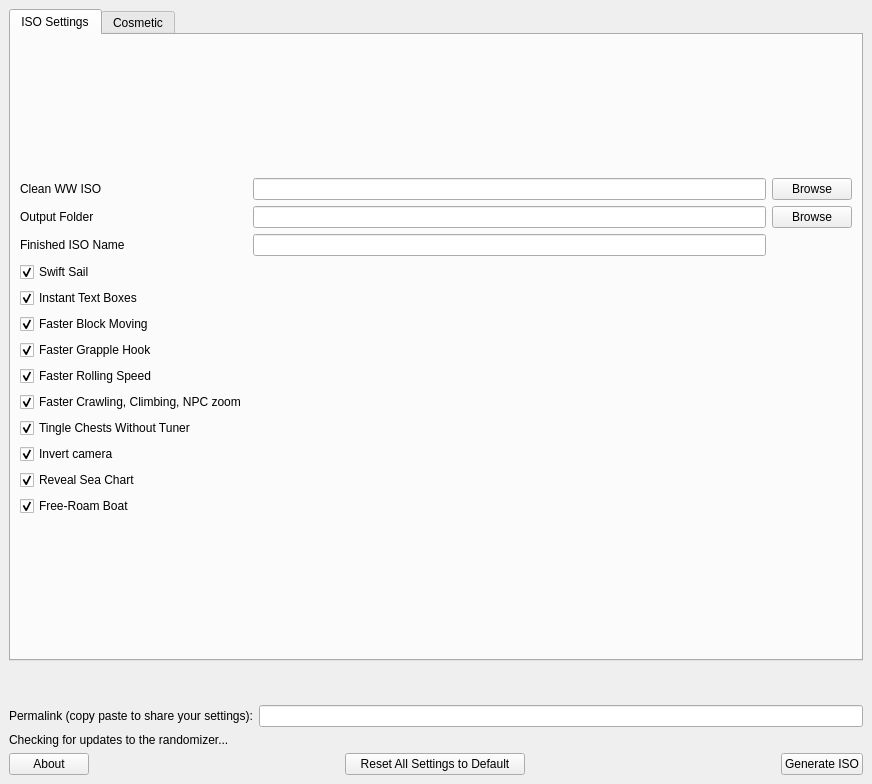
Before: the Qt Designer form wwr_ui/randomizer_window.ui in wooferzfg/wwrando, drawn with Qt 5.
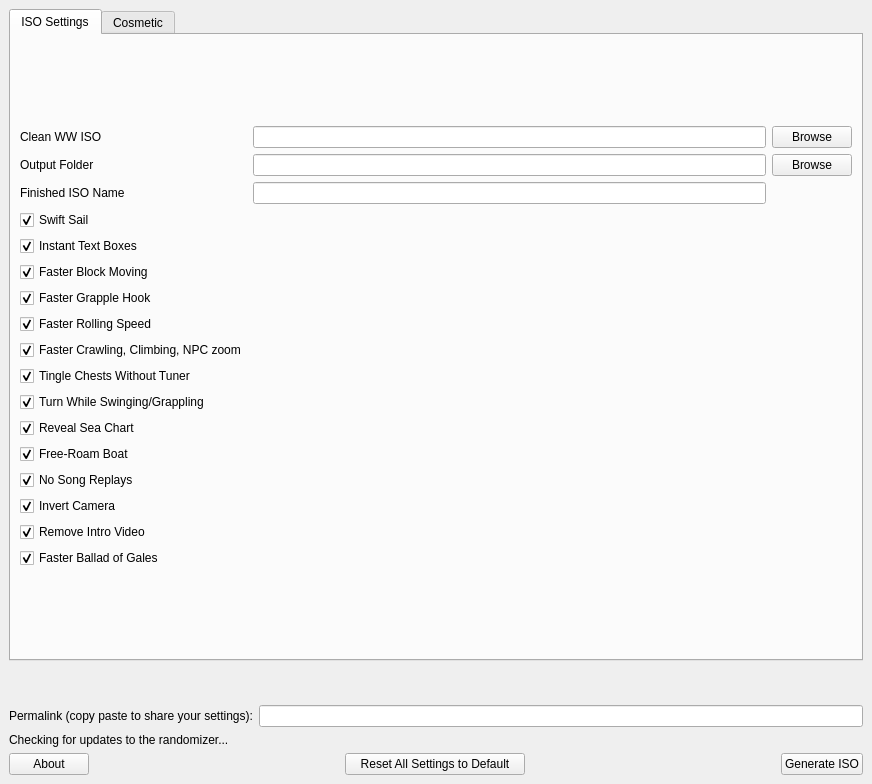
After: the same form once the commit is applied. The open tabs and pages were chosen to show the change.

The edit to the form file:
```diff
--- a/wwr_ui/randomizer_window.ui
+++ b/wwr_ui/randomizer_window.ui
@@ -168,10 +168,10 @@
                  </property>
                 </widget>
                </item>
-              <item row="13" column="0">
+              <item row="17" column="0">
                 <widget class="QCheckBox" name="invert_camera_x_axis">
                  <property name="text">
-                  <string>Invert camera</string>
+                  <string>Invert Camera</string>
                  </property>
                  <property name="checked">
                   <bool>true</bool>
@@ -198,6 +198,46 @@
                  </property>
                 </widget>
                </item>
+              <item row="16" column="0">
+                <widget class="QCheckBox" name="song_no_replay">
+                 <property name="text">
+                  <string>No Song Replays</string>
+                 </property>
+                 <property name="checked">
+                  <bool>true</bool>
+                 </property>
+                </widget>
+               </item>
+              <item row="13" column="0">
+                <widget class="QCheckBox" name="swing_turn">
+                 <property name="text">
+                  <string>Turn While Swinging/Grappling</string>
+                 </property>
+                 <property name="checked">
+                  <bool>true</bool>
+                 </property>
+                </widget>
+               </item>
+              <item row="18" column="0">
+                <widget class="QCheckBox" name="remove_title_and_ending_videos">
+                 <property name="text">
+                  <string>Remove Intro Video</string>
+                 </property>
+                 <property name="checked">
+                  <bool>true</bool>
+                 </property>
+                </widget>
+               </item>
+              <item row="19" column="0">
+                <widget class="QCheckBox" name="ballad">
+                 <property name="text">
+                  <string>Faster Ballad of Gales</string>
+                 </property>
+                 <property name="checked">
+                  <bool>true</bool>
+                 </property>
+                </widget>
+               </item>
               <item row="6" column="0">
                 <widget class="QCheckBox" name="instant_text_boxes">
                  <property name="text">
```
